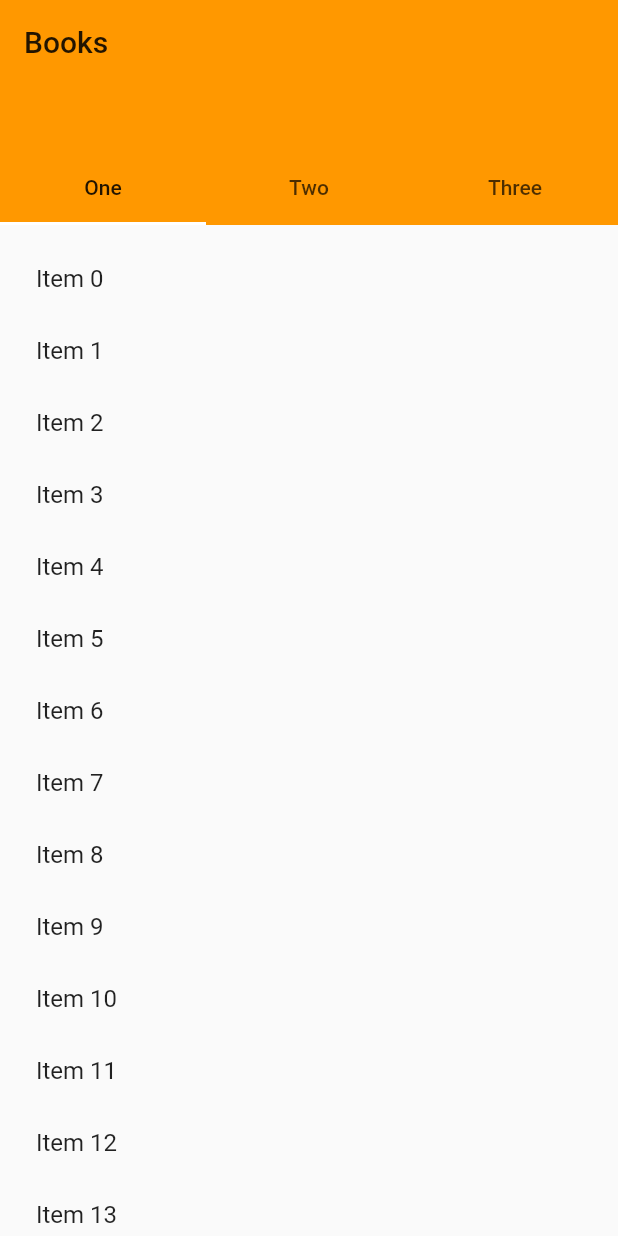
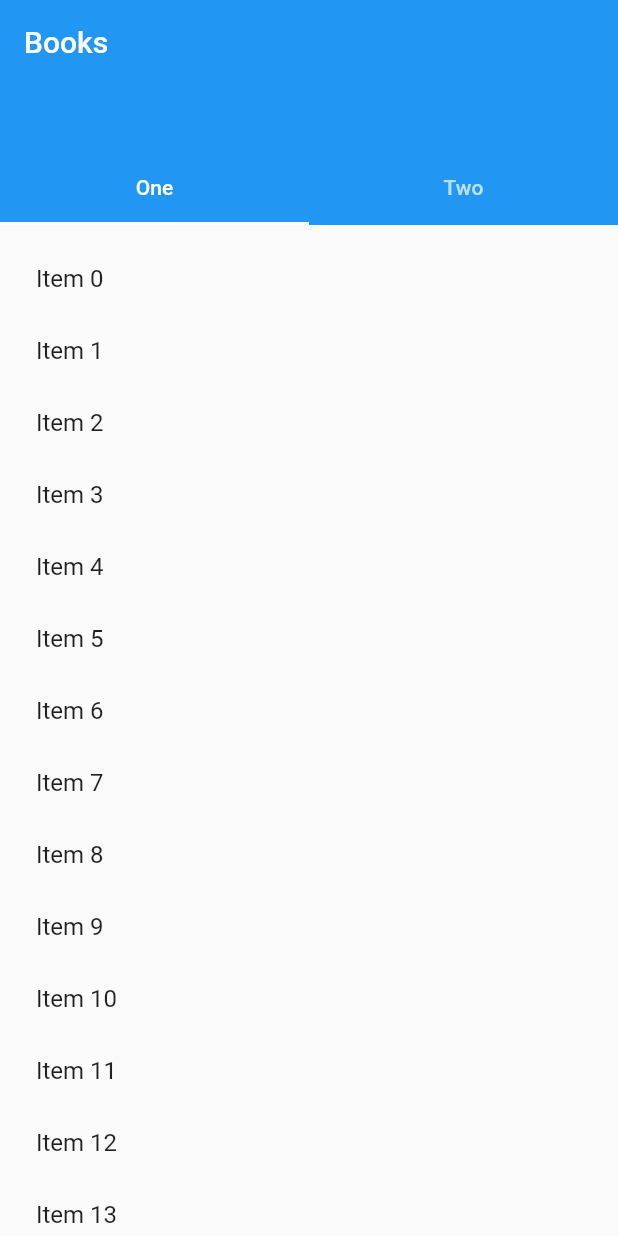
Before and after one commit to logiczsniper/nested_scroll_controller, a Flutter app: the screen it shows after launch, on a phone screen of 412 x 824 dp. Run offline on Flutter 3.47's test engine with Material 2 defaults, Android fonts, the phone set to English and light mode, and no system bars.

Commit message:
Tweaks to example.

```diff
--- a/example/lib/main.dart
+++ b/example/lib/main.dart
@@ -4,7 +4,7 @@ import 'package:nested_scroll_controller/nested_scroll_controller.dart';
 /// A simple example app demonstrating basic usage of [NestedScrollController].
 ///
 /// The code below is copied-and-modified from [https://api.flutter.dev/flutter/widgets/NestedScrollView-class.html].
-/// The only modifications made are for the [NestedScrollController] to be used.
+/// The only modifications made are for the [NestedScrollController] to be clearly used.
 
 void main() {
   runApp(TestApp());
@@ -17,14 +17,13 @@ class TestApp extends StatelessWidget {
   Widget build(BuildContext context) {
     return MaterialApp(
       title: "NestedScrollController Example",
-      theme: ThemeData(primarySwatch: Colors.orange),
       home: ExamplePage(),
     );
   }
 }
 
 class ExamplePage extends StatelessWidget {
-  List<String> get _tabs => ["One", "Two", "Three"];
+  List<String> get _tabs => ["One", "Two"];
 
   @override
   Widget build(BuildContext context) {
@@ -57,7 +56,7 @@ class ExamplePage extends StatelessWidget {
           /// 2. Wrap the body in a [Builder] to provide the [NestedScrollView.body]
           /// [BuildContext].
           body: Builder(
-            builder: (context) {
+            builder: (BuildContext context) {
               /// 3. Create the [NestedScrollController] here!
               ///
               /// In this example, I noticed that the center** was originally around
@@ -75,9 +74,7 @@ class ExamplePage extends StatelessWidget {
                   return SafeArea(
                     top: false,
                     bottom: false,
-                    child: Builder(
-                      builder: (BuildContext context) {
-                        return CustomScrollView(
+                    child: CustomScrollView(
                       key: PageStorageKey<String>(name),
                       slivers: <Widget>[
                         SliverOverlapInjector(
@@ -105,8 +102,6 @@ class ExamplePage extends StatelessWidget {
                           ),
                         ),
                       ],
-                        );
-                      },
                     ),
                   );
                 }).toList(),
```
Lines whose indentation alone changed are shown as unchanged.
